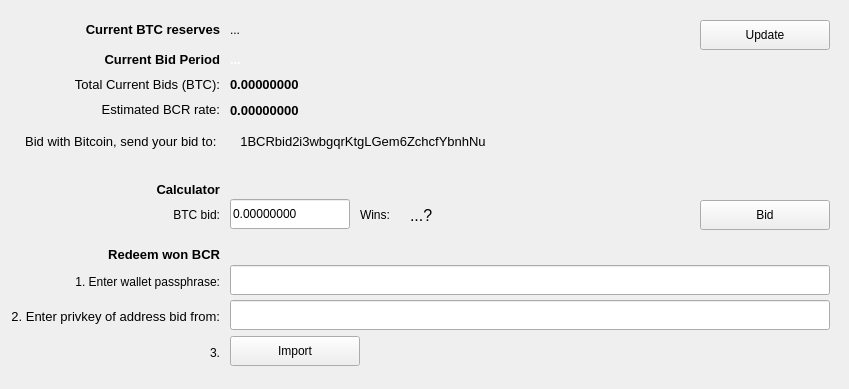
The window that src/qt/forms/bidpage.ui (tlc2/bitcredit-2.0-client) describes before a commit, drawn with Qt 5.
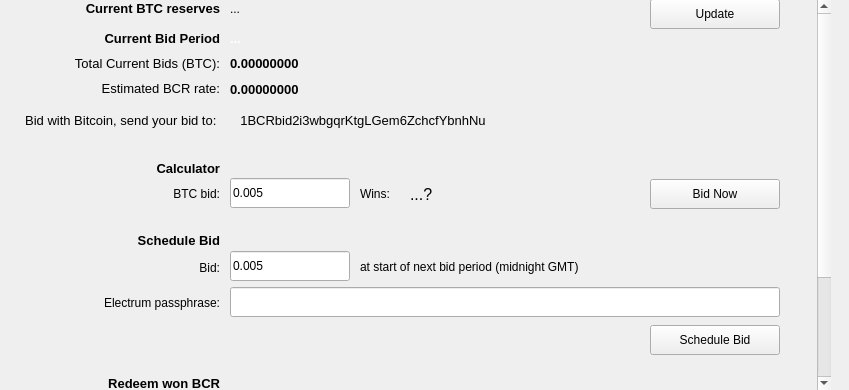
The same window after the commit.

Commit message: de-uglified spinbox amount fields

Patch:
```diff
--- a/src/qt/forms/bidpage.ui
+++ b/src/qt/forms/bidpage.ui
@@ -7,7 +7,7 @@
     <x>0</x>
     <y>0</y>
     <width>849</width>
-    <height>389</height>
+    <height>390</height>
    </rect>
   </property>
   <property name="windowTitle">
@@ -16,111 +16,38 @@
   <property name="styleSheet">
    <string notr="true"/>
   </property>
-  <widget class="QLabel" name="label_BTCassets">
+  <widget class="QScrollArea" name="scrollArea">
    <property name="geometry">
     <rect>
      <x>0</x>
-     <y>20</y>
-     <width>220</width>
-     <height>20</height>
+     <y>0</y>
+     <width>831</width>
+     <height>390</height>
     </rect>
    </property>
-   <property name="sizePolicy">
-    <sizepolicy hsizetype="Fixed" vsizetype="Fixed">
-     <horstretch>0</horstretch>
-     <verstretch>0</verstretch>
-    </sizepolicy>
+   <property name="frameShape">
+    <enum>QFrame::NoFrame</enum>
    </property>
-   <property name="minimumSize">
-    <size>
-     <width>220</width>
-     <height>20</height>
-    </size>
+   <property name="verticalScrollBarPolicy">
+    <enum>Qt::ScrollBarAlwaysOn</enum>
    </property>
-   <property name="maximumSize">
-    <size>
-     <width>220</width>
-     <height>20</height>
-    </size>
+   <property name="widgetResizable">
+    <bool>false</bool>
    </property>
-   <property name="font">
-    <font>
-     <pointsize>10</pointsize>
-     <weight>75</weight>
-     <bold>true</bold>
-    </font>
-   </property>
-   <property name="text">
-    <string>&lt;html&gt;&lt;head/&gt;&lt;body&gt;&lt;p align=&quot;right&quot;&gt;Current BTC reserves&lt;/p&gt;&lt;/body&gt;&lt;/html&gt;</string>
-   </property>
-   <property name="alignment">
-    <set>Qt::AlignCenter</set>
-   </property>
-  </widget>
-  <widget class="QLabel" name="labelReserves">
+   <widget class="QWidget" name="scrollAreaWidgetContents">
    <property name="geometry">
     <rect>
-     <x>230</x>
-     <y>20</y>
-     <width>221</width>
-     <height>20</height>
-    </rect>
-   </property>
-   <property name="minimumSize">
-    <size>
-     <width>0</width>
-     <height>20</height>
-    </size>
-   </property>
-   <property name="maximumSize">
-    <size>
-     <width>16777215</width>
-     <height>20</height>
-    </size>
-   </property>
-   <property name="text">
-    <string>&lt;html&gt;&lt;head/&gt;&lt;body&gt;&lt;p&gt;...&lt;/p&gt;&lt;/body&gt;&lt;/html&gt;</string>
-   </property>
-  </widget>
-  <widget class="QPushButton" name="pushButtonRefresh">
+      <x>0</x>
+      <y>-146</y>
+      <width>814</width>
+      <height>536</height>
+     </rect>
+    </property>
+    <widget class="QLabel" name="labelEstprice">
    <property name="geometry">
     <rect>
-     <x>700</x>
-     <y>20</y>
-     <width>130</width>
-     <height>30</height>
-    </rect>
-   </property>
-   <property name="sizePolicy">
-    <sizepolicy hsizetype="Minimum" vsizetype="Fixed">
-     <horstretch>0</horstretch>
-     <verstretch>0</verstretch>
-    </sizepolicy>
-   </property>
-   <property name="minimumSize">
-    <size>
-     <width>2</width>
-     <height>30</height>
-    </size>
-   </property>
-   <property name="maximumSize">
-    <size>
-     <width>130</width>
-     <height>16777215</height>
-    </size>
-   </property>
-   <property name="toolTip">
-    <string>Load current bids in bidtracker directory</string>
-   </property>
-   <property name="text">
-    <string>Update</string>
-   </property>
-  </widget>
-  <widget class="QLabel" name="labelNext">
-   <property name="geometry">
-    <rect>
      <x>0</x>
-     <y>50</y>
+       <y>79</y>
      <width>220</width>
      <height>20</height>
     </rect>
@@ -133,29 +60,26 @@
    </property>
    <property name="maximumSize">
     <size>
-     <width>220</width>
+       <width>16777215</width>
      <height>20</height>
     </size>
    </property>
    <property name="font">
     <font>
      <pointsize>10</pointsize>
-     <weight>75</weight>
-     <bold>true</bold>
+       <weight>50</weight>
+       <bold>false</bold>
     </font>
    </property>
    <property name="text">
-    <string>&lt;html&gt;&lt;head/&gt;&lt;body&gt;&lt;p align=&quot;right&quot;&gt;Current Bid Period&lt;/p&gt;&lt;/body&gt;&lt;/html&gt;</string>
-   </property>
-   <property name="alignment">
-    <set>Qt::AlignRight|Qt::AlignTrailing|Qt::AlignVCenter</set>
+      <string>&lt;html&gt;&lt;head/&gt;&lt;body&gt;&lt;p align=&quot;right&quot;&gt;Estimated BCR rate:&lt;/p&gt;&lt;/body&gt;&lt;/html&gt;</string>
    </property>
   </widget>
   <widget class="QLabel" name="labelNumber">
    <property name="geometry">
     <rect>
      <x>230</x>
-     <y>50</y>
+       <y>29</y>
      <width>271</width>
      <height>20</height>
     </rect>
@@ -358,108 +282,77 @@
     <string>&lt;html&gt;&lt;head/&gt;&lt;body&gt;&lt;p&gt; ...&lt;/p&gt;&lt;/body&gt;&lt;/html&gt;</string>
    </property>
   </widget>
-  <widget class="QLabel" name="labelCurrentbids">
+    <widget class="QLineEdit" name="lineEditPrivkey">
    <property name="geometry">
     <rect>
-     <x>0</x>
-     <y>75</y>
-     <width>220</width>
-     <height>20</height>
-    </rect>
-   </property>
+       <x>230</x>
+       <y>429</y>
+       <width>550</width>
+       <height>30</height>
+      </rect>
+     </property>
+     <property name="sizePolicy">
+      <sizepolicy hsizetype="Preferred" vsizetype="Fixed">
+       <horstretch>0</horstretch>
+       <verstretch>0</verstretch>
+      </sizepolicy>
+     </property>
    <property name="minimumSize">
     <size>
-     <width>210</width>
-     <height>20</height>
+       <width>550</width>
+       <height>30</height>
     </size>
    </property>
    <property name="maximumSize">
     <size>
-     <width>16777215</width>
-     <height>20</height>
-    </size>
-   </property>
-   <property name="font">
-    <font>
-     <pointsize>10</pointsize>
-     <weight>50</weight>
-     <bold>false</bold>
-    </font>
+       <width>550</width>
+       <height>25</height>
+      </size>
+     </property>
+     <property name="toolTip">
+      <string>Paste the privkey of the address you sent your bid from here</string>
    </property>
    <property name="text">
-    <string>&lt;html&gt;&lt;head/&gt;&lt;body&gt;&lt;p align=&quot;right&quot;&gt;Total Current Bids (BTC):&lt;/p&gt;&lt;/body&gt;&lt;/html&gt;</string>
-   </property>
-  </widget>
-  <widget class="QLabel" name="labelTotal_2">
+      <string/>
+     </property>
+    </widget>
+    <widget class="QPushButton" name="bElectrum">
    <property name="geometry">
     <rect>
-     <x>230</x>
-     <y>75</y>
-     <width>200</width>
-     <height>20</height>
+       <x>650</x>
+       <y>179</y>
+       <width>130</width>
+       <height>30</height>
     </rect>
    </property>
    <property name="minimumSize">
     <size>
      <width>0</width>
-     <height>20</height>
+       <height>30</height>
     </size>
    </property>
    <property name="maximumSize">
     <size>
-     <width>200</width>
-     <height>20</height>
+       <width>130</width>
+       <height>16777215</height>
     </size>
    </property>
    <property name="font">
     <font>
-     <pointsize>10</pointsize>
-     <weight>75</weight>
-     <bold>true</bold>
-    </font>
-   </property>
-   <property name="text">
-    <string>&lt;html&gt;&lt;head/&gt;&lt;body&gt;&lt;p&gt;0.00000000&lt;/p&gt;&lt;/body&gt;&lt;/html&gt;</string>
-   </property>
-  </widget>
-  <widget class="QLabel" name="labelEstprice">
-   <property name="geometry">
-    <rect>
-     <x>0</x>
-     <y>100</y>
-     <width>220</width>
-     <height>20</height>
-    </rect>
-   </property>
-   <property name="minimumSize">
-    <size>
-     <width>210</width>
-     <height>20</height>
-    </size>
-   </property>
-   <property name="maximumSize">
-    <size>
-     <width>16777215</width>
-     <height>20</height>
-    </size>
-   </property>
-   <property name="font">
-    <font>
-     <pointsize>10</pointsize>
      <weight>50</weight>
      <bold>false</bold>
     </font>
    </property>
    <property name="text">
-    <string>&lt;html&gt;&lt;head/&gt;&lt;body&gt;&lt;p align=&quot;right&quot;&gt;Estimated BCR rate:&lt;/p&gt;&lt;/body&gt;&lt;/html&gt;</string>
-   </property>
-  </widget>
-  <widget class="QLabel" name="labelEstprice_2">
+      <string>Bid Now</string>
+     </property>
+    </widget>
+    <widget class="QLabel" name="label_4">
    <property name="geometry">
     <rect>
-     <x>230</x>
-     <y>100</y>
-     <width>200</width>
+       <x>360</x>
+       <y>184</y>
+       <width>50</width>
      <height>20</height>
     </rect>
    </property>
@@ -471,56 +364,19 @@
    </property>
    <property name="maximumSize">
     <size>
-     <width>200</width>
+       <width>50</width>
      <height>20</height>
     </size>
    </property>
-   <property name="font">
-    <font>
-     <pointsize>10</pointsize>
-     <weight>75</weight>
-     <bold>true</bold>
-    </font>
-   </property>
    <property name="text">
-    <string>0.00000000</string>
-   </property>
-  </widget>
-  <widget class="QLabel" name="label">
-   <property name="geometry">
-    <rect>
-     <x>0</x>
-     <y>132</y>
-     <width>220</width>
-     <height>20</height>
-    </rect>
-   </property>
-   <property name="minimumSize">
-    <size>
-     <width>220</width>
-     <height>20</height>
-    </size>
-   </property>
-   <property name="maximumSize">
-    <size>
-     <width>250</width>
-     <height>20</height>
-    </size>
-   </property>
-   <property name="font">
-    <font>
-     <pointsize>10</pointsize>
-    </font>
-   </property>
-   <property name="text">
-    <string>&lt;html&gt;&lt;head/&gt;&lt;body&gt;&lt;p align=&quot;right&quot;&gt;Bid with Bitcoin, send your bid to: &lt;/p&gt;&lt;/body&gt;&lt;/html&gt;</string>
+      <string>&lt;html&gt;&lt;head/&gt;&lt;body&gt;&lt;p&gt;Wins: &lt;/p&gt;&lt;/body&gt;&lt;/html&gt;</string>
    </property>
   </widget>
   <widget class="QPushButton" name="pushButtonBTCExplorer">
    <property name="geometry">
     <rect>
      <x>230</x>
-     <y>126</y>
+       <y>105</y>
      <width>266</width>
      <height>30</height>
     </rect>
@@ -563,29 +419,87 @@
     <bool>true</bool>
    </property>
   </widget>
-  <widget class="QPushButton" name="bElectrum">
+    <widget class="QLineEdit" name="lineEditPassphrase">
    <property name="geometry">
     <rect>
-     <x>700</x>
-     <y>200</y>
-     <width>130</width>
+       <x>230</x>
+       <y>394</y>
+       <width>550</width>
      <height>30</height>
+      </rect>
+     </property>
+     <property name="minimumSize">
+      <size>
+       <width>550</width>
+       <height>30</height>
+      </size>
+     </property>
+     <property name="maximumSize">
+      <size>
+       <width>550</width>
+       <height>25</height>
+      </size>
+     </property>
+     <property name="echoMode">
+      <enum>QLineEdit::Password</enum>
+     </property>
+    </widget>
+    <widget class="QLabel" name="labelTotal_2">
+     <property name="geometry">
+      <rect>
+       <x>230</x>
+       <y>54</y>
+       <width>200</width>
+       <height>20</height>
     </rect>
    </property>
    <property name="minimumSize">
     <size>
      <width>0</width>
-     <height>30</height>
+       <height>20</height>
     </size>
    </property>
    <property name="maximumSize">
     <size>
-     <width>130</width>
-     <height>16777215</height>
+       <width>200</width>
+       <height>20</height>
     </size>
    </property>
    <property name="font">
     <font>
+       <pointsize>10</pointsize>
+       <weight>75</weight>
+       <bold>true</bold>
+      </font>
+     </property>
+     <property name="text">
+      <string>&lt;html&gt;&lt;head/&gt;&lt;body&gt;&lt;p&gt;0.00000000&lt;/p&gt;&lt;/body&gt;&lt;/html&gt;</string>
+     </property>
+    </widget>
+    <widget class="QLabel" name="labelCurrentbids">
+     <property name="geometry">
+      <rect>
+       <x>0</x>
+       <y>54</y>
+       <width>220</width>
+       <height>20</height>
+      </rect>
+     </property>
+     <property name="minimumSize">
+      <size>
+       <width>210</width>
+       <height>20</height>
+      </size>
+     </property>
+     <property name="maximumSize">
+      <size>
+       <width>16777215</width>
+       <height>20</height>
+      </size>
+     </property>
+     <property name="font">
+      <font>
+       <pointsize>10</pointsize>
      <weight>50</weight>
      <bold>false</bold>
     </font>
@@ -594,168 +508,14 @@
     <string>&lt;html&gt;&lt;head/&gt;&lt;body&gt;&lt;p&gt;Launch Electrum Bitcoin wallet (if installed)&lt;/p&gt;&lt;/body&gt;&lt;/html&gt;</string>
    </property>
    <property name="text">
-    <string>Bid</string>
-   </property>
-  </widget>
-  <widget class="QLabel" name="labelCalc">
-   <property name="geometry">
-    <rect>
-     <x>0</x>
-     <y>180</y>
-     <width>220</width>
-     <height>20</height>
-    </rect>
-   </property>
-   <property name="minimumSize">
-    <size>
-     <width>220</width>
-     <height>20</height>
-    </size>
-   </property>
-   <property name="maximumSize">
-    <size>
-     <width>16777215</width>
-     <height>20</height>
-    </size>
-   </property>
-   <property name="font">
-    <font>
-     <pointsize>10</pointsize>
-     <weight>75</weight>
-     <bold>true</bold>
-    </font>
-   </property>
-   <property name="text">
-    <string>&lt;html&gt;&lt;head/&gt;&lt;body&gt;&lt;p align=&quot;right&quot;&gt;Calculator&lt;/p&gt;&lt;/body&gt;&lt;/html&gt;</string>
-   </property>
-   <property name="alignment">
-    <set>Qt::AlignRight|Qt::AlignTrailing|Qt::AlignVCenter</set>
-   </property>
-  </widget>
-  <widget class="QLabel" name="label_3">
-   <property name="geometry">
-    <rect>
-     <x>0</x>
-     <y>205</y>
-     <width>220</width>
-     <height>20</height>
-    </rect>
-   </property>
-   <property name="minimumSize">
-    <size>
-     <width>220</width>
-     <height>20</height>
-    </size>
-   </property>
-   <property name="maximumSize">
-    <size>
-     <width>16777215</width>
-     <height>20</height>
-    </size>
-   </property>
-   <property name="text">
-    <string>&lt;html&gt;&lt;head/&gt;&lt;body&gt;&lt;p align=&quot;right&quot;&gt;BTC bid:&lt;/p&gt;&lt;/body&gt;&lt;/html&gt;</string>
-   </property>
-  </widget>
-  <widget class="QLineEdit" name="lineEditBid">
-   <property name="geometry">
-    <rect>
-     <x>230</x>
-     <y>199</y>
-     <width>120</width>
-     <height>30</height>
-    </rect>
-   </property>
-   <property name="sizePolicy">
-    <sizepolicy hsizetype="Preferred" vsizetype="Fixed">
-     <horstretch>0</horstretch>
-     <verstretch>0</verstretch>
-    </sizepolicy>
-   </property>
-   <property name="minimumSize">
-    <size>
-     <width>0</width>
-     <height>30</height>
-    </size>
-   </property>
-   <property name="maximumSize">
-    <size>
-     <width>120</width>
-     <height>25</height>
-    </size>
-   </property>
-   <property name="toolTip">
-    <string>Enter a BTC amount and press Enter to calculate</string>
-   </property>
-   <property name="text">
-    <string>0.00000000</string>
-   </property>
-  </widget>
-  <widget class="QLabel" name="label_4">
-   <property name="geometry">
-    <rect>
-     <x>360</x>
-     <y>205</y>
-     <width>50</width>
-     <height>20</height>
-    </rect>
-   </property>
-   <property name="minimumSize">
-    <size>
-     <width>0</width>
-     <height>20</height>
-    </size>
-   </property>
-   <property name="maximumSize">
-    <size>
-     <width>50</width>
-     <height>20</height>
-    </size>
-   </property>
-   <property name="text">
-    <string>&lt;html&gt;&lt;head/&gt;&lt;body&gt;&lt;p&gt;Wins: &lt;/p&gt;&lt;/body&gt;&lt;/html&gt;</string>
-   </property>
-  </widget>
-  <widget class="QLabel" name="labelRedeem">
-   <property name="geometry">
-    <rect>
-     <x>0</x>
-     <y>245</y>
-     <width>220</width>
-     <height>20</height>
-    </rect>
-   </property>
-   <property name="minimumSize">
-    <size>
-     <width>220</width>
-     <height>20</height>
-    </size>
-   </property>
-   <property name="maximumSize">
-    <size>
-     <width>16777215</width>
-     <height>20</height>
-    </size>
-   </property>
-   <property name="font">
-    <font>
-     <pointsize>10</pointsize>
-     <weight>75</weight>
-     <bold>true</bold>
-    </font>
-   </property>
-   <property name="text">
-    <string>&lt;html&gt;&lt;head/&gt;&lt;body&gt;&lt;p align=&quot;right&quot;&gt;Redeem won BCR&lt;/p&gt;&lt;/body&gt;&lt;/html&gt;</string>
-   </property>
-   <property name="alignment">
-    <set>Qt::AlignRight|Qt::AlignTrailing|Qt::AlignVCenter</set>
+      <string>&lt;html&gt;&lt;head/&gt;&lt;body&gt;&lt;p align=&quot;right&quot;&gt;Total Current Bids (BTC):&lt;/p&gt;&lt;/body&gt;&lt;/html&gt;</string>
    </property>
   </widget>
   <widget class="QLabel" name="label_2">
    <property name="geometry">
     <rect>
      <x>0</x>
-     <y>272</y>
+       <y>401</y>
      <width>220</width>
      <height>20</height>
     </rect>
@@ -776,36 +536,137 @@
     <string>&lt;html&gt;&lt;head/&gt;&lt;body&gt;&lt;p align=&quot;right&quot;&gt;1. Enter wallet passphrase:&lt;/p&gt;&lt;/body&gt;&lt;/html&gt;</string>
    </property>
   </widget>
-  <widget class="QLineEdit" name="lineEditPassphrase">
+    <widget class="QLabel" name="label">
    <property name="geometry">
     <rect>
+       <x>0</x>
+       <y>111</y>
+       <width>220</width>
+       <height>20</height>
+      </rect>
+     </property>
+     <property name="minimumSize">
+      <size>
+       <width>220</width>
+       <height>20</height>
+      </size>
+     </property>
+     <property name="maximumSize">
+      <size>
+       <width>250</width>
+       <height>20</height>
+      </size>
+     </property>
+     <property name="font">
+      <font>
+       <pointsize>10</pointsize>
+      </font>
+     </property>
+     <property name="text">
+      <string>&lt;html&gt;&lt;head/&gt;&lt;body&gt;&lt;p align=&quot;right&quot;&gt;Bid with Bitcoin, send your bid to: &lt;/p&gt;&lt;/body&gt;&lt;/html&gt;</string>
+     </property>
+    </widget>
+    <widget class="QLabel" name="labelEstprice_2">
+     <property name="geometry">
+      <rect>
      <x>230</x>
-     <y>265</y>
-     <width>600</width>
+       <y>79</y>
+       <width>200</width>
+       <height>20</height>
+      </rect>
+     </property>
+     <property name="minimumSize">
+      <size>
+       <width>0</width>
+       <height>20</height>
+      </size>
+     </property>
+     <property name="maximumSize">
+      <size>
+       <width>200</width>
+       <height>20</height>
+      </size>
+     </property>
+     <property name="font">
+      <font>
+       <pointsize>10</pointsize>
+       <weight>75</weight>
+       <bold>true</bold>
+      </font>
+     </property>
+     <property name="text">
+      <string>0.00000000</string>
+     </property>
+    </widget>
+    <widget class="QLabel" name="labelBCR">
+     <property name="geometry">
+      <rect>
+       <x>410</x>
+       <y>184</y>
+       <width>230</width>
+       <height>20</height>
+      </rect>
+     </property>
+     <property name="minimumSize">
+      <size>
+       <width>230</width>
+       <height>20</height>
+      </size>
+     </property>
+     <property name="maximumSize">
+      <size>
+       <width>230</width>
+       <height>20</height>
+      </size>
+     </property>
+     <property name="font">
+      <font>
+       <pointsize>12</pointsize>
+      </font>
+     </property>
+     <property name="text">
+      <string>...?</string>
+     </property>
+    </widget>
+    <widget class="QLineEdit" name="lineEditBid">
+     <property name="geometry">
+      <rect>
+       <x>230</x>
+       <y>178</y>
+       <width>120</width>
      <height>30</height>
     </rect>
    </property>
+     <property name="sizePolicy">
+      <sizepolicy hsizetype="Preferred" vsizetype="Fixed">
+       <horstretch>0</horstretch>
+       <verstretch>0</verstretch>
+      </sizepolicy>
+     </property>
    <property name="minimumSize">
     <size>
-     <width>600</width>
+       <width>0</width>
      <height>30</height>
     </size>
    </property>
    <property name="maximumSize">
     <size>
-     <width>600</width>
+       <width>120</width>
      <height>25</height>
     </size>
    </property>
-   <property name="echoMode">
-    <enum>QLineEdit::Password</enum>
+     <property name="toolTip">
+      <string>Enter a BTC amount and press Enter to calculate</string>
+     </property>
+     <property name="text">
+      <string>0.005</string>
    </property>
   </widget>
   <widget class="QLabel" name="labelRedeem_2">
    <property name="geometry">
     <rect>
      <x>0</x>
-     <y>307</y>
+       <y>436</y>
      <width>220</width>
      <height>20</height>
     </rect>
@@ -833,45 +694,87 @@
     <string>&lt;html&gt;&lt;head/&gt;&lt;body&gt;&lt;p align=&quot;right&quot;&gt;2. Enter privkey of address bid from:&lt;/p&gt;&lt;/body&gt;&lt;/html&gt;</string>
    </property>
   </widget>
-  <widget class="QLineEdit" name="lineEditPrivkey">
+    <widget class="QLabel" name="labelNext">
    <property name="geometry">
     <rect>
-     <x>230</x>
-     <y>300</y>
-     <width>600</width>
-     <height>30</height>
+       <x>0</x>
+       <y>29</y>
+       <width>220</width>
+       <height>20</height>
+      </rect>
+     </property>
+     <property name="minimumSize">
+      <size>
+       <width>210</width>
+       <height>20</height>
+      </size>
+     </property>
+     <property name="maximumSize">
+      <size>
+       <width>220</width>
+       <height>20</height>
+      </size>
+     </property>
+     <property name="font">
+      <font>
+       <pointsize>10</pointsize>
+       <weight>75</weight>
+       <bold>true</bold>
+      </font>
+     </property>
+     <property name="text">
+      <string>&lt;html&gt;&lt;head/&gt;&lt;body&gt;&lt;p align=&quot;right&quot;&gt;Current Bid Period&lt;/p&gt;&lt;/body&gt;&lt;/html&gt;</string>
+     </property>
+     <property name="alignment">
+      <set>Qt::AlignRight|Qt::AlignTrailing|Qt::AlignVCenter</set>
+     </property>
+    </widget>
+    <widget class="QLabel" name="label_BTCassets">
+     <property name="geometry">
+      <rect>
+       <x>0</x>
+       <y>-1</y>
+       <width>220</width>
+       <height>20</height>
     </rect>
    </property>
    <property name="sizePolicy">
-    <sizepolicy hsizetype="Preferred" vsizetype="Fixed">
+      <sizepolicy hsizetype="Fixed" vsizetype="Fixed">
      <horstretch>0</horstretch>
      <verstretch>0</verstretch>
     </sizepolicy>
    </property>
    <property name="minimumSize">
     <size>
-     <width>600</width>
-     <height>30</height>
+       <width>220</width>
+       <height>20</height>
     </size>
    </property>
    <property name="maximumSize">
     <size>
-     <width>600</width>
-     <height>25</height>
-    </size>
-   </property>
-   <property name="toolTip">
-    <string>Paste the privkey of the address you sent your bid from here</string>
+       <width>220</width>
+       <height>20</height>
+      </size>
+     </property>
+     <property name="font">
+      <font>
+       <pointsize>10</pointsize>
+       <weight>75</weight>
+       <bold>true</bold>
+      </font>
    </property>
    <property name="text">
-    <string/>
+      <string>&lt;html&gt;&lt;head/&gt;&lt;body&gt;&lt;p align=&quot;right&quot;&gt;Current BTC reserves&lt;/p&gt;&lt;/body&gt;&lt;/html&gt;</string>
+     </property>
+     <property name="alignment">
+      <set>Qt::AlignCenter</set>
    </property>
   </widget>
   <widget class="QPushButton" name="bImport">
    <property name="geometry">
     <rect>
      <x>230</x>
-     <y>336</y>
+       <y>467</y>
      <width>130</width>
      <height>30</height>
     </rect>
@@ -901,48 +804,384 @@
     <string>Import</string>
    </property>
   </widget>
-  <widget class="QLabel" name="labelBCR">
+    <widget class="QPushButton" name="pushButtonRefresh">
    <property name="geometry">
     <rect>
-     <x>410</x>
-     <y>205</y>
-     <width>280</width>
+       <x>650</x>
+       <y>-1</y>
+       <width>130</width>
+       <height>30</height>
+      </rect>
+     </property>
+     <property name="sizePolicy">
+      <sizepolicy hsizetype="Minimum" vsizetype="Fixed">
+       <horstretch>0</horstretch>
+       <verstretch>0</verstretch>
+      </sizepolicy>
+     </property>
+     <property name="minimumSize">
+      <size>
+       <width>2</width>
+       <height>30</height>
+      </size>
+     </property>
+     <property name="maximumSize">
+      <size>
+       <width>130</width>
+       <height>16777215</height>
+      </size>
+     </property>
+     <property name="toolTip">
+      <string>Load current bids in bidtracker directory</string>
+     </property>
+     <property name="text">
+      <string>Update</string>
+     </property>
+    </widget>
+    <widget class="QLabel" name="label_3">
+     <property name="geometry">
+      <rect>
+       <x>0</x>
+       <y>184</y>
+       <width>220</width>
      <height>20</height>
     </rect>
    </property>
    <property name="minimumSize">
     <size>
-     <width>280</width>
+       <width>220</width>
      <height>20</height>
     </size>
    </property>
    <property name="maximumSize">
     <size>
-     <width>280</width>
+       <width>16777215</width>
      <height>20</height>
     </size>
    </property>
+     <property name="text">
+      <string>&lt;html&gt;&lt;head/&gt;&lt;body&gt;&lt;p align=&quot;right&quot;&gt;BTC bid:&lt;/p&gt;&lt;/body&gt;&lt;/html&gt;</string>
+     </property>
+    </widget>
+    <widget class="QLabel" name="labelCalc">
+     <property name="geometry">
+      <rect>
+       <x>0</x>
+       <y>159</y>
+       <width>220</width>
+       <height>20</height>
+      </rect>
+     </property>
+     <property name="minimumSize">
+      <size>
+       <width>220</width>
+       <height>20</height>
+      </size>
+     </property>
+     <property name="maximumSize">
+      <size>
+       <width>16777215</width>
+       <height>20</height>
+      </size>
+     </property>
    <property name="font">
     <font>
-     <pointsize>12</pointsize>
+       <pointsize>10</pointsize>
+       <weight>75</weight>
+       <bold>true</bold>
     </font>
    </property>
    <property name="text">
-    <string>...?</string>
-   </property>
-  </widget>
-  <widget class="QLabel" name="label_5">
+      <string>&lt;html&gt;&lt;head/&gt;&lt;body&gt;&lt;p align=&quot;right&quot;&gt;Calculator&lt;/p&gt;&lt;/body&gt;&lt;/html&gt;</string>
+     </property>
+     <property name="alignment">
+      <set>Qt::AlignRight|Qt::AlignTrailing|Qt::AlignVCenter</set>
+     </property>
+    </widget>
+    <widget class="QLabel" name="labelRedeem">
    <property name="geometry">
     <rect>
      <x>0</x>
-     <y>345</y>
+       <y>374</y>
      <width>220</width>
-     <height>17</height>
-    </rect>
+       <height>20</height>
+      </rect>
+     </property>
+     <property name="minimumSize">
+      <size>
+       <width>220</width>
+       <height>20</height>
+      </size>
+     </property>
+     <property name="maximumSize">
+      <size>
+       <width>16777215</width>
+       <height>20</height>
+      </size>
+     </property>
+     <property name="font">
+      <font>
+       <pointsize>10</pointsize>
+       <weight>75</weight>
+       <bold>true</bold>
+      </font>
+     </property>
+     <property name="text">
+      <string>&lt;html&gt;&lt;head/&gt;&lt;body&gt;&lt;p align=&quot;right&quot;&gt;Redeem won BCR&lt;/p&gt;&lt;/body&gt;&lt;/html&gt;</string>
+     </property>
+     <property name="alignment">
+      <set>Qt::AlignRight|Qt::AlignTrailing|Qt::AlignVCenter</set>
+     </property>
+    </widget>
+    <widget class="QLabel" name="labelReserves">
+     <property name="geometry">
+      <rect>
+       <x>230</x>
+       <y>-1</y>
+       <width>221</width>
+       <height>20</height>
+      </rect>
+     </property>
+     <property name="minimumSize">
+      <size>
+       <width>0</width>
+       <height>20</height>
+      </size>
+     </property>
+     <property name="maximumSize">
+      <size>
+       <width>16777215</width>
+       <height>20</height>
+      </size>
+     </property>
+     <property name="text">
+      <string>&lt;html&gt;&lt;head/&gt;&lt;body&gt;&lt;p&gt;...&lt;/p&gt;&lt;/body&gt;&lt;/html&gt;</string>
+     </property>
+    </widget>
+    <widget class="QLabel" name="labelRedeem_3">
+     <property name="geometry">
+      <rect>
+       <x>0</x>
+       <y>475</y>
+       <width>220</width>
+       <height>20</height>
+      </rect>
+     </property>
+     <property name="minimumSize">
+      <size>
+       <width>220</width>
+       <height>20</height>
+      </size>
+     </property>
+     <property name="maximumSize">
+      <size>
+       <width>220</width>
+       <height>20</height>
+      </size>
+     </property>
+     <property name="font">
+      <font>
+       <pointsize>10</pointsize>
+       <weight>50</weight>
+       <bold>false</bold>
+      </font>
    </property>
    <property name="text">
     <string>&lt;html&gt;&lt;head/&gt;&lt;body&gt;&lt;p align=&quot;right&quot;&gt;3.&lt;/p&gt;&lt;/body&gt;&lt;/html&gt;</string>
    </property>
+    </widget>
+    <widget class="QLabel" name="labelCalc_2">
+     <property name="geometry">
+      <rect>
+       <x>0</x>
+       <y>231</y>
+       <width>220</width>
+       <height>20</height>
+      </rect>
+     </property>
+     <property name="minimumSize">
+      <size>
+       <width>220</width>
+       <height>20</height>
+      </size>
+     </property>
+     <property name="maximumSize">
+      <size>
+       <width>16777215</width>
+       <height>20</height>
+      </size>
+     </property>
+     <property name="font">
+      <font>
+       <pointsize>10</pointsize>
+       <weight>75</weight>
+       <bold>true</bold>
+      </font>
+     </property>
+     <property name="text">
+      <string>&lt;html&gt;&lt;head/&gt;&lt;body&gt;&lt;p align=&quot;right&quot;&gt;Schedule Bid&lt;/p&gt;&lt;/body&gt;&lt;/html&gt;</string>
+     </property>
+     <property name="alignment">
+      <set>Qt::AlignRight|Qt::AlignTrailing|Qt::AlignVCenter</set>
+     </property>
+    </widget>
+    <widget class="QLabel" name="label_6">
+     <property name="geometry">
+      <rect>
+       <x>0</x>
+       <y>258</y>
+       <width>220</width>
+       <height>20</height>
+      </rect>
+     </property>
+     <property name="minimumSize">
+      <size>
+       <width>220</width>
+       <height>20</height>
+      </size>
+     </property>
+     <property name="maximumSize">
+      <size>
+       <width>16777215</width>
+       <height>20</height>
+      </size>
+     </property>
+     <property name="text">
+      <string>&lt;html&gt;&lt;head/&gt;&lt;body&gt;&lt;p align=&quot;right&quot;&gt;Bid:&lt;/p&gt;&lt;/body&gt;&lt;/html&gt;</string>
+     </property>
+    </widget>
+    <widget class="QLineEdit" name="lineEditBid_2">
+     <property name="geometry">
+      <rect>
+       <x>230</x>
+       <y>251</y>
+       <width>120</width>
+       <height>30</height>
+      </rect>
+     </property>
+     <property name="sizePolicy">
+      <sizepolicy hsizetype="Preferred" vsizetype="Fixed">
+       <horstretch>0</horstretch>
+       <verstretch>0</verstretch>
+      </sizepolicy>
+     </property>
+     <property name="minimumSize">
+      <size>
+       <width>0</width>
+       <height>30</height>
+      </size>
+     </property>
+     <property name="maximumSize">
+      <size>
+       <width>120</width>
+       <height>25</height>
+      </size>
+     </property>
+     <property name="toolTip">
+      <string>Enter a BTC amount and press Enter to calculate</string>
+     </property>
+     <property name="text">
+      <string>0.005</string>
+     </property>
+    </widget>
+    <widget class="QLabel" name="label_7">
+     <property name="geometry">
+      <rect>
+       <x>360</x>
+       <y>258</y>
+       <width>271</width>
+       <height>17</height>
+      </rect>
+     </property>
+     <property name="text">
+      <string>at start of next bid period (midnight GMT)</string>
+     </property>
+    </widget>
+    <widget class="QPushButton" name="bElectrum_2">
+     <property name="geometry">
+      <rect>
+       <x>650</x>
+       <y>325</y>
+       <width>130</width>
+       <height>30</height>
+      </rect>
+     </property>
+     <property name="minimumSize">
+      <size>
+       <width>0</width>
+       <height>30</height>
+      </size>
+     </property>
+     <property name="maximumSize">
+      <size>
+       <width>130</width>
+       <height>16777215</height>
+      </size>
+     </property>
+     <property name="font">
+      <font>
+       <weight>50</weight>
+       <bold>false</bold>
+      </font>
+     </property>
+     <property name="toolTip">
+      <string>&lt;html&gt;&lt;head/&gt;&lt;body&gt;&lt;p&gt;Make bid with Electrum at midnight GMT - NOTE: you must have Electrum daemon running. If Electrum daemon is not running this app will attempt to start it, but it can not run Electrum daemon if Electrum GUI wallet is also running.&lt;/p&gt;&lt;/body&gt;&lt;/html&gt;</string>
+     </property>
+     <property name="text">
+      <string>Schedule Bid</string>
+     </property>
+    </widget>
+    <widget class="QLineEdit" name="lineEdit">
+     <property name="geometry">
+      <rect>
+       <x>230</x>
+       <y>287</y>
+       <width>550</width>
+       <height>30</height>
+      </rect>
+     </property>
+     <property name="minimumSize">
+      <size>
+       <width>550</width>
+       <height>30</height>
+      </size>
+     </property>
+     <property name="maximumSize">
+      <size>
+       <width>550</width>
+       <height>30</height>
+      </size>
+     </property>
+     <property name="echoMode">
+      <enum>QLineEdit::Password</enum>
+     </property>
+    </widget>
+    <widget class="QLabel" name="label_8">
+     <property name="geometry">
+      <rect>
+       <x>0</x>
+       <y>293</y>
+       <width>220</width>
+       <height>20</height>
+      </rect>
+     </property>
+     <property name="minimumSize">
+      <size>
+       <width>220</width>
+       <height>20</height>
+      </size>
+     </property>
+     <property name="maximumSize">
+      <size>
+       <width>16777215</width>
+       <height>20</height>
+      </size>
+     </property>
+     <property name="text">
+      <string>&lt;html&gt;&lt;head/&gt;&lt;body&gt;&lt;p align=&quot;right&quot;&gt;Electrum passphrase:&lt;/p&gt;&lt;/body&gt;&lt;/html&gt;</string>
+     </property>
+    </widget>
+   </widget>
   </widget>
  </widget>
  <resources/>
```
Left out of the diff: 6 changed lines with no effect on the pictures. Lines whose indentation alone changed are shown as unchanged. The commit also changes 3 other files.
